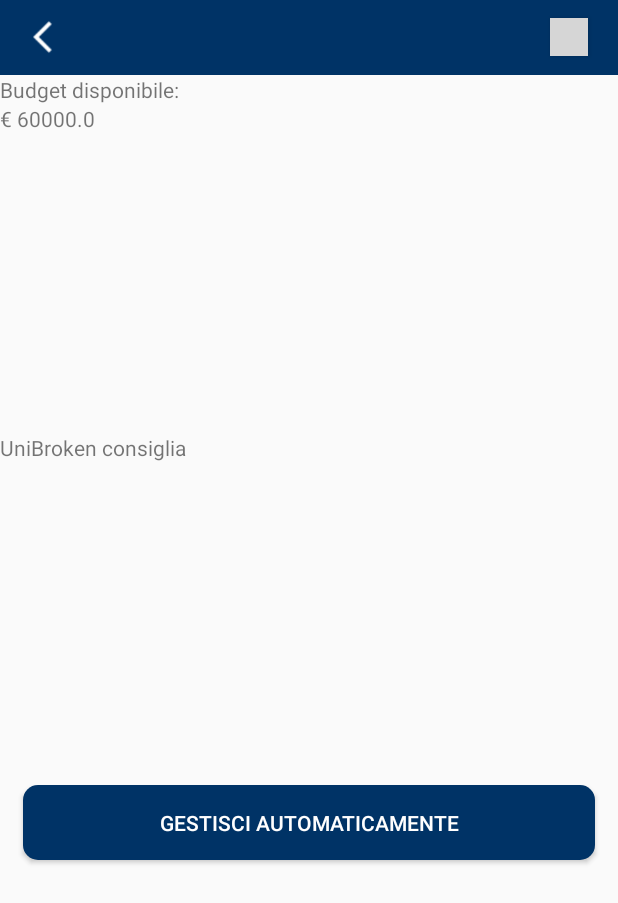
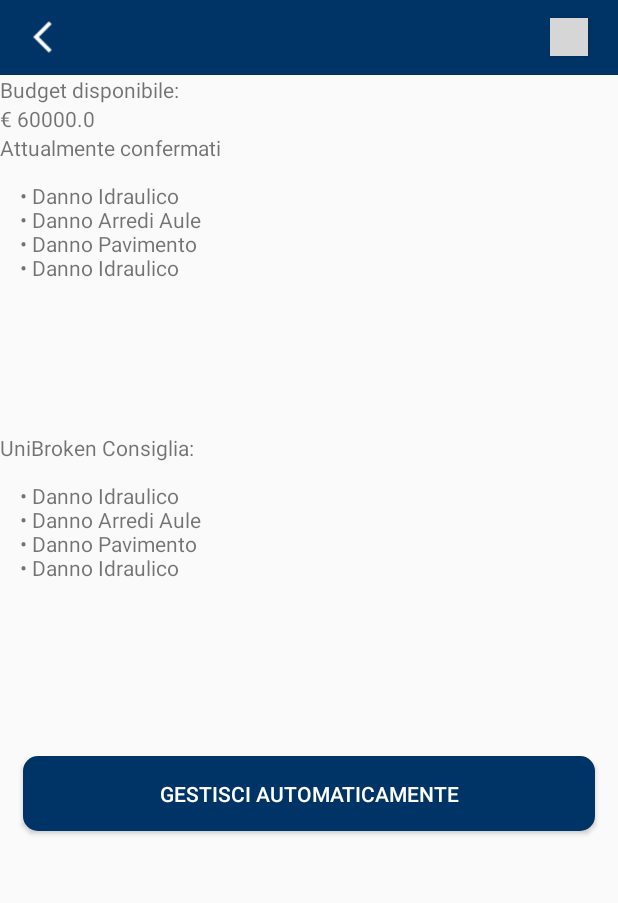
Before and after one commit to atzoriandrea/UniBroken, an Android app: the Raga_Budget screen opened directly, with no data from a screen before it, on a phone screen of 412 x 824 dp. Shown: the top 903 px of the screen. Run offline under Robolectric (Android 15) with nearby library versions, the light colour scheme and no system bars; our stand-ins replace CircleImageView; grey boxes are pictures that could not be loaded.

Commit message:
13/02/2019 -v1.0(Andrea)

```diff
--- a/app/build.gradle
+++ b/app/build.gradle
@@ -23,6 +23,7 @@ android {
 
 dependencies {
     implementation fileTree(dir: 'libs', include: ['*.jar'])
+    implementation 'com.android.support:recyclerview-v7:28.0.0'
     implementation 'com.android.support:appcompat-v7:28.0.0-alpha1'
     implementation 'com.android.support.constraint:constraint-layout:1.1.3'
     implementation 'com.android.support:design:28.0.0'
--- a/app/src/main/java/com/example/mirko/unibroken/ListaSegn.java
+++ b/app/src/main/java/com/example/mirko/unibroken/ListaSegn.java
@@ -7,6 +7,7 @@ import android.os.Bundle;
 import android.support.v7.app.AlertDialog;
 import android.support.v7.app.AppCompatActivity;
 import android.view.View;
+import android.widget.AbsListView;
 import android.widget.AdapterView;
 import android.widget.Button;
 import android.widget.ListView;
@@ -50,6 +51,7 @@ public class ListaSegn extends AppCompatActivity {
 
             }
         });
+
     }
     public void onBackPressed() {
         Intent indietro = new Intent(ListaSegn.this, Homepage.class);
--- a/app/src/main/java/com/example/mirko/unibroken/ListaSegnRaga.java
+++ b/app/src/main/java/com/example/mirko/unibroken/ListaSegnRaga.java
@@ -43,6 +43,7 @@ public class ListaSegnRaga extends AppCompatActivity {
                 s = (Segnalazione) lista.getItemAtPosition(position);
                 Intent dettaglio = new Intent(ListaSegnRaga.this , ShowsegnRaga.class);
                 dettaglio.putExtra(SEGN, new Integer(s.getId()));
+                dettaglio.putExtra(PERSONA_EXTRA, p1);
                 startActivity(dettaglio);
 
             }
--- a/app/src/main/java/com/example/mirko/unibroken/OptionActivity.java
+++ b/app/src/main/java/com/example/mirko/unibroken/OptionActivity.java
@@ -2,12 +2,15 @@ package com.example.mirko.unibroken;
 
 import android.app.ListActivity;
 import android.content.Context;
+import android.support.v7.widget.RecyclerView;
 import android.view.LayoutInflater;
 import android.view.View;
 import android.view.ViewGroup;
 import android.widget.BaseAdapter;
 import android.widget.ImageView;
+import android.widget.RelativeLayout;
 import android.widget.TextView;
+import android.support.v7.widget.RecyclerView;
 
 import java.util.ArrayList;
 import java.util.List;
--- a/app/src/main/java/com/example/mirko/unibroken/Raga_Budget.java
+++ b/app/src/main/java/com/example/mirko/unibroken/Raga_Budget.java
@@ -6,6 +6,8 @@ import android.graphics.Color;
 import android.support.v7.app.AlertDialog;
 import android.support.v7.app.AppCompatActivity;
 import android.os.Bundle;
+import android.text.Html;
+import android.text.Spanned;
 import android.view.LayoutInflater;
 import android.view.View;
 import android.view.ViewGroup;
@@ -26,11 +28,40 @@ public class Raga_Budget extends AppCompatActivity {
     Persona p;
     TextView budgetValore;
     ScrollView inRip;
+    TextView riparazione;
     ScrollView listaConsigli;
+    TextView consigliati;
+
+    public static class BulletListBuilder {
+
+        private static final String SPACE = " ";
+        private static final String BULLET_SYMBOL = "&#8226";
+        private static final String EOL = System.getProperty("line.separator");
+        private static final String TAB = "\t";
+
+        private BulletListBuilder() {
+
+        }
+
+        public static String getBulletList(String header, String []items) {
+            StringBuilder listBuilder = new StringBuilder();
+            if (header != null && !header.isEmpty()) {
+                listBuilder.append(header + EOL + EOL);
+            }
+            if (items != null && items.length != 0) {
+                for (String item : items) {
+                    Spanned formattedItem = Html.fromHtml(BULLET_SYMBOL + SPACE + item);
+                    listBuilder.append(TAB + formattedItem + EOL);
+                }
+            }
+            return listBuilder.toString();
+        }
+
+    }
 
     @Override
     protected void onCreate(Bundle savedInstanceState) {
-
+        SegnFactory sf = SegnFactory.getInstance();
         super.onCreate(savedInstanceState);
         setContentView(R.layout.activity_raga__budget);
         indietro = (Button)findViewById(R.id.back);
@@ -40,15 +71,15 @@ public class Raga_Budget extends AppCompatActivity {
         p = (Persona)obj;
         //final Spinner dropdown = findViewById(R.id.tipologia2);
         //Utilizzare item
-
+        riparazione = (TextView)findViewById(R.id.content1);
+        consigliati = (TextView)findViewById(R.id.content2);
         double cost = 60000.00;//budget iniziale
         budgetValore=(TextView)findViewById(R.id.budgetValore);
         inRip=(ScrollView)findViewById(R.id.inRip);
         listaConsigli=(ScrollView)findViewById(R.id.listaConsigli);
-
         budgetValore.setText("€ "+String.valueOf(cost));
-
-
+        riparazione.setText(BulletListBuilder.getBulletList( "Attualmente confermati", SegnFactory.getListaTItoli() ));
+        consigliati.setText(BulletListBuilder.getBulletList( "UniBroken Consiglia:", SegnFactory.getListaTItoli() ));
     }
     @Override
     public void onBackPressed() {
--- a/app/src/main/java/com/example/mirko/unibroken/Segnalazione.java
+++ b/app/src/main/java/com/example/mirko/unibroken/Segnalazione.java
@@ -1,7 +1,6 @@
 package com.example.mirko.unibroken;
 
 import android.graphics.Bitmap;
-import android.graphics.drawable.BitmapDrawable;
 
 import java.io.Serializable;
 import java.text.DateFormat;
@@ -16,6 +15,7 @@ public class Segnalazione implements Serializable {
     private String titolo;
     public ArrayList<Bitmap> images;
     private String tipo;
+    private boolean isConfirmed;
     private String testo;
     private String luogo;
     private Date data;
@@ -26,6 +26,7 @@ public class Segnalazione implements Serializable {
 
     public Segnalazione(){
         images = new ArrayList<>();
+        setConfirmed(false);
     }
 
     public String getTipo() {
@@ -112,4 +113,12 @@ public class Segnalazione implements Serializable {
             default: return engDate;
         }
     }
+
+    public boolean isConfirmed() {
+        return isConfirmed;
+    }
+
+    public void setConfirmed(boolean confirmed) {
+        isConfirmed = confirmed;
+    }
 }
--- a/app/src/main/java/com/example/mirko/unibroken/SendSegn.java
+++ b/app/src/main/java/com/example/mirko/unibroken/SendSegn.java
@@ -58,9 +58,6 @@ public class SendSegn extends AppCompatActivity {
         c = this;
         Serializable obj = intent.getSerializableExtra(Homepage.PERSONA_EXTRA);
         Bundle bundle = getIntent().getExtras();
-        array[0] = BitmapFactory.decodeResource(getResources(),R.drawable.foto_655402_908x560);
-        array[1] = BitmapFactory.decodeResource(getResources(),R.drawable.foto_655404_514x318);
-        array[2] = BitmapFactory.decodeResource(getResources(),R.drawable.foto_693184_908x560);
         p = (Persona)obj;
         // Create an ArrayAdapter using the string array and a default spinner layout
         final Spinner dropdown = findViewById(R.id.tipologia);
--- a/app/src/main/res/layout/activity_home_raga.xml
+++ b/app/src/main/res/layout/activity_home_raga.xml
@@ -9,10 +9,6 @@
             android:layout_width="match_parent"
             android:layout_height="wrap_content"
             android:orientation="vertical">
-
-        <Space
-            android:layout_width="match_parent"
-            android:layout_height="5dp" />
 
         <android.support.v7.widget.Toolbar
             android:id="@+id/toolbar"
--- a/app/src/main/res/layout/activity_raga__budget.xml
+++ b/app/src/main/res/layout/activity_raga__budget.xml
@@ -59,23 +59,26 @@
                 android:id="@+id/inRip"
                 android:layout_width="match_parent"
                 android:layout_height="200dp"
-                tools:ignore="MissingConstraints"
-            />
+                tools:ignore="MissingConstraints">
+                <TextView
+                    android:id="@+id/content1"
+                    android:layout_width="match_parent"
+                    android:layout_height="wrap_content" />
+
+            </ScrollView>
 
 
-            <TextView
-                android:id="@+id/consiglia"
-                android:layout_width="match_parent"
-                android:layout_height="wrap_content"
-                android:text="UniBroken consiglia"
-                tools:ignore="MissingConstraints" />
 
             <ScrollView xmlns:android="http://schemas.android.com/apk/res/android"
                 android:id="@+id/listaConsigli"
                 android:layout_width="match_parent"
                 android:layout_height="200dp"
-                tools:ignore="MissingConstraints"
-            />
+                tools:ignore="MissingConstraints">
+                <TextView
+                    android:id="@+id/content2"
+                    android:layout_width="match_parent"
+                    android:layout_height="wrap_content" />
+            </ScrollView>
 
             <Button
                 android:id="@+id/gestisciAutomaticamente"
```
Also changed, not shown: app/src/main/java/com/example/mirko/unibroken/InterventiFactory.java (+18 -1 lines), app/src/main/java/com/example/mirko/unibroken/MainActivity.java (+9 -1 lines), app/src/main/java/com/example/mirko/unibroken/SegnFactory.java (+141 -1 lines), app/src/main/java/com/example/mirko/unibroken/ShowsegnRaga.java (+45 -0 lines), app/src/main/res/layout/activity_lista_segn.xml (+6 -1 lines), app/src/main/res/layout/activity_showsegn_raga.xml (+11 -0 lines).
